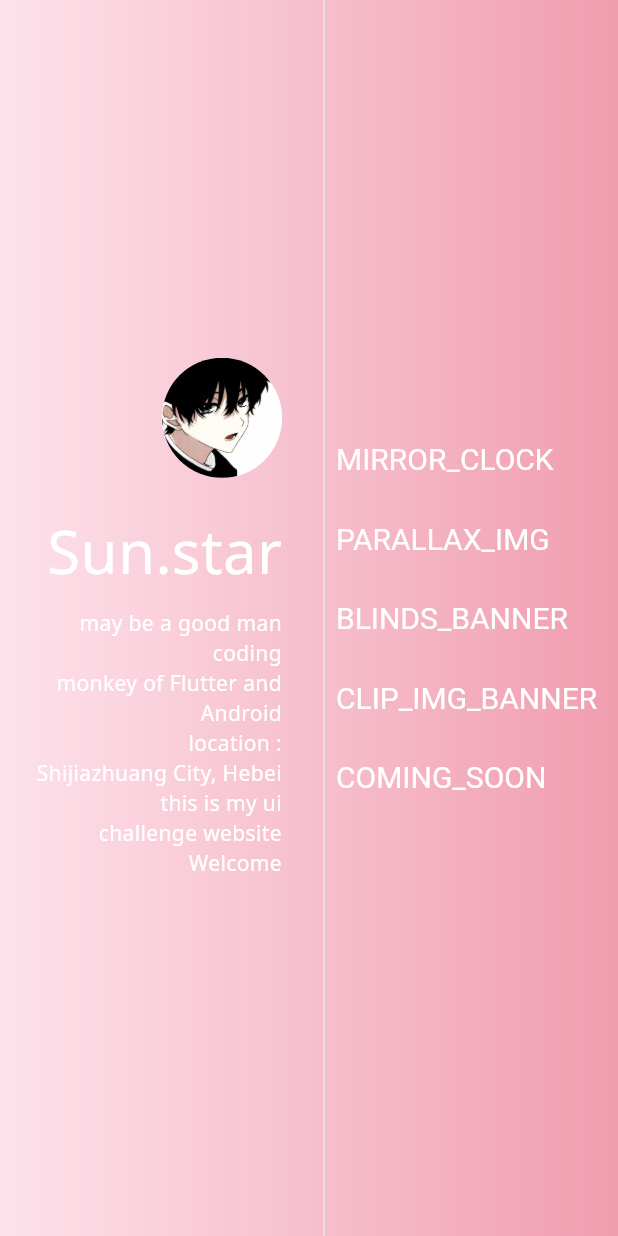
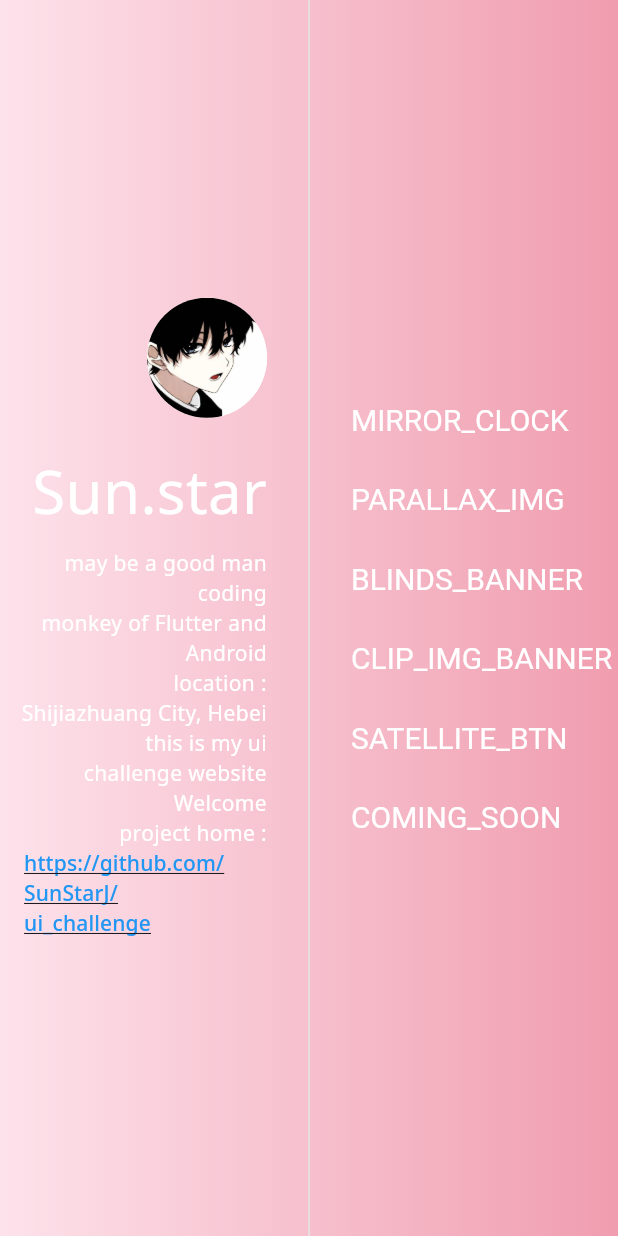
Before and after one commit to SunStarJ/ui_challenge, a Flutter app: the screen it shows after launch, on a phone screen of 412 x 824 dp. Run offline on Flutter 3.47's test engine with Material 2 defaults, Android fonts, the phone set to English and light mode, and no system bars; our stand-ins replace google_fonts; missing offline and left inert: bitsdojo_window, dyn_mouse_scroll, gif; Roboto replaces fonts that are missing (Sono).

Commit message:
增加卫星导航，修改首页间距

```diff
--- a/lib/main.dart
+++ b/lib/main.dart
@@ -5,6 +5,7 @@ import 'package:ui_challenge/page/main_page.dart';
 
 Future<void> main() async {
   runApp(const MyApp());
+
   doWhenWindowReady(() {
     const initialSize = Size(750, 600);
     appWindow.minSize = initialSize;
--- a/lib/page/main_page.dart
+++ b/lib/page/main_page.dart
@@ -6,7 +6,8 @@ import 'package:google_fonts/google_fonts.dart';
 import 'package:ui_challenge/page/blinds_page.dart';
 import 'package:ui_challenge/page/home_widget.dart';
 import 'package:ui_challenge/page/parallax_motion_page.dart';
-
+import 'package:ui_challenge/page/round_satellite_btn_page.dart';
+import 'package:url_launcher/url_launcher.dart';
 import 'clip_img_page.dart';
 
 /// File Description:
@@ -27,6 +28,7 @@ class _MainPageState extends State<MainPage> {
     "PARALLAX_IMG",
     "BLINDS_BANNER",
     "CLIP_IMG_BANNER",
+    "SATELLITE_BTN",
     "COMING_SOON"
   ];
 
@@ -73,11 +75,11 @@ class _MainPageState extends State<MainPage> {
                 Expanded(
                     child: Container(
                   alignment: Alignment.centerRight,
-                  child: const Column(
+                  child: Column(
                     crossAxisAlignment: CrossAxisAlignment.end,
                     mainAxisSize: MainAxisSize.min,
                     children: [
-                      SizedBox(
+                      const SizedBox(
                         height: 80,
                         width: 80,
                         child: CircleAvatar(
@@ -85,17 +87,17 @@ class _MainPageState extends State<MainPage> {
                           foregroundImage: AssetImage("asset/image/header.jpg"),
                         ),
                       ),
-                      SizedBox(
+                      const SizedBox(
                         height: 20,
                       ),
-                      Text(
+                      const Text(
                         "Sun.star",
                         style: TextStyle(color: Colors.white, fontSize: 40),
                       ),
-                      SizedBox(
+                      const SizedBox(
                         height: 10,
                       ),
-                      Text(
+                      const Text(
                         """may be a good man
                       coding monkey of Flutter and Android
                       location : Shijiazhuang City, Hebei
@@ -105,7 +107,29 @@ class _MainPageState extends State<MainPage> {
                           color: Colors.white,
                         ),
                         textAlign: TextAlign.end,
-                      )
+                      ),
+                      const Text(
+                        "project home : ",
+                        style: TextStyle(
+                          color: Colors.white,
+                        ),
+                        textAlign: TextAlign.end,
+                      ),
+                      MaterialButton(
+                          hoverColor: Colors.transparent,
+                          highlightColor: Colors.transparent,
+                          highlightElevation: 0,
+                          splashColor: Colors.transparent,
+                          textColor: Colors.blue,
+                          onPressed: () {
+                            launchUrl(Uri.parse(
+                                "https://github.com/SunStarJ/ui_challenge"));
+                          },
+                          child: const Text(
+                            "https://github.com/SunStarJ/ui_challenge",
+                            style:
+                                TextStyle(decoration: TextDecoration.underline),
+                          ))
                     ],
                   ),
                 )),
@@ -114,6 +138,9 @@ class _MainPageState extends State<MainPage> {
                 ),
                 VerticalDivider(
                   color: Color(0XFFE5E5E5),
+                ),
+                SizedBox(
+                  width: 20,
                 ),
                 Expanded(
                   child: Center(
@@ -136,6 +163,9 @@ class _MainPageState extends State<MainPage> {
                                   break;
                                 case 3:
                                   widget = const KeyBoardImgPage();
+                                  break;
+                                case 4:
+                                  widget = const RoundSatellitePage();
                                   break;
                               }
                               if (widget != null) {
```
Also changed, not shown: lib/page/round_satellite_btn_page.dart (added, +85 -0 lines), lib/widget/round_satellite_widget/satellite_item_widget.dart (added, +22 -0 lines), lib/widget/round_satellite_widget/satellite_widget.dart (added, +113 -0 lines).
